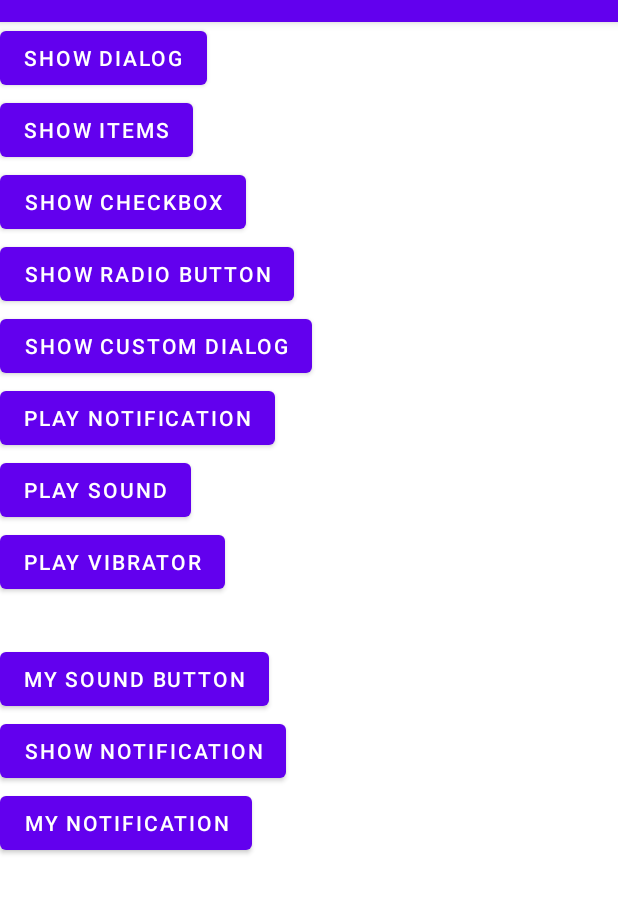
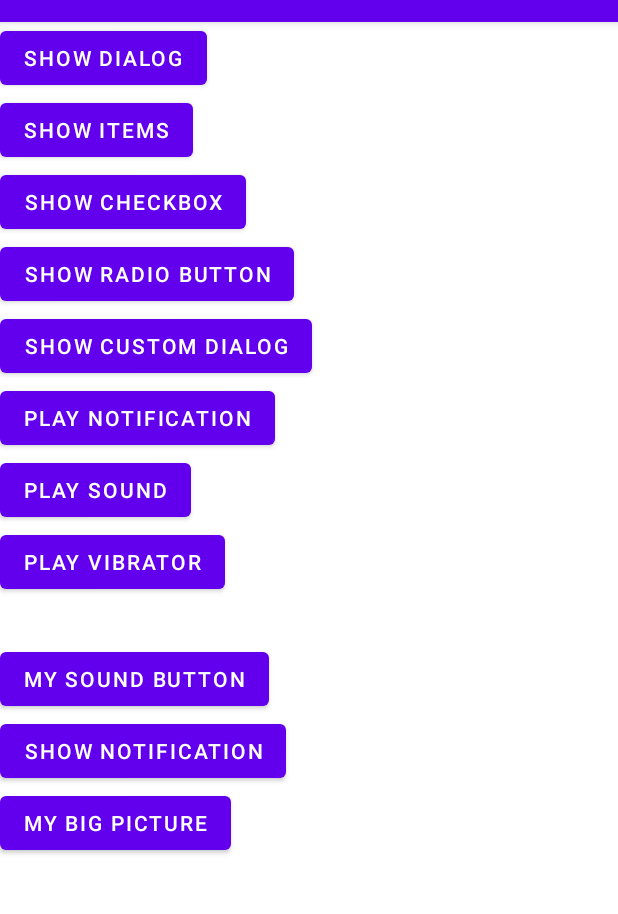
Before and after one commit to wjdgus0545/android-MyTestApp, an Android app: the screen it shows after launch (MainActivity), on a phone screen of 412 x 824 dp, the part 62-976 px from its top. Run offline under Robolectric (Android 15) with nearby library versions, the phone set to English and light mode, and no system bars.

Commit message:
ADD REMOTE INPUT ACTION & BIG PICTURE STYLE

```diff
--- a/alertdialog/src/main/java/com/example/alertdialog/MainActivity.kt
+++ b/alertdialog/src/main/java/com/example/alertdialog/MainActivity.kt
@@ -3,8 +3,11 @@ package com.example.alertdialog
 import android.app.AlertDialog
 import android.app.NotificationChannel
 import android.app.NotificationManager
+import android.app.PendingIntent
 import android.content.Context
 import android.content.DialogInterface
+import android.content.Intent
+import android.graphics.BitmapFactory
 import android.graphics.Color
 import android.media.AudioAttributes
 import android.media.MediaPlayer
@@ -18,8 +21,10 @@ import android.widget.Toast
 import androidx.annotation.RequiresApi
 import androidx.appcompat.app.AppCompatActivity
 import androidx.core.app.NotificationCompat
+import androidx.core.app.RemoteInput
 import com.example.alertdialog.databinding.ActivityMainBinding
 import com.example.alertdialog.databinding.DialogInputBinding
+import kotlin.concurrent.thread
 
 class MainActivity : AppCompatActivity() {
 
@@ -116,95 +121,83 @@ class MainActivity : AppCompatActivity() {
             player2.start()
         }
 
-        // NotificationManager, Builder 객체 변수 선언
+
+        // 알림 빌더 설정
+
         val manager = getSystemService(NOTIFICATION_SERVICE) as NotificationManager
         val builder: NotificationCompat.Builder
 
-        // 알림 빌더 설정
-        if(Build.VERSION.SDK_INT >= Build.VERSION_CODES.O) { // 오레오 버전 이상일 때 채널 필요
-            val channelId = "one-channel"
-            val channelName = "My Channel One"
+        if(Build.VERSION.SDK_INT >= Build.VERSION_CODES.O){
+
+            val channelId = "ohsopp channel"
+            val channelName = "ohsopp notification"
             val channel = NotificationChannel(
                 channelId,
                 channelName,
                 NotificationManager.IMPORTANCE_HIGH
             ).apply{
-                description = "My Channel One Description"
+                description = "오습의 알림 채널입니다."
             }
-
-            // channel.description = "My Channel One Description" 위 apply문과 동일
-            channel.setShowBadge(true)
-            val uri: Uri = RingtoneManager.getDefaultUri(RingtoneManager.TYPE_NOTIFICATION)
-            val audioAttributes = AudioAttributes.Builder()
-                .setContentType(AudioAttributes.CONTENT_TYPE_SONIFICATION)
-                .setUsage(AudioAttributes.USAGE_ALARM)
-                .build()
-            channel.setSound(uri, audioAttributes)
-            channel.enableLights(true)
-            channel.lightColor = Color.RED
-            channel.enableVibration(true)
-            channel.vibrationPattern = longArrayOf(100, 200, 100, 200)
 
             manager.createNotificationChannel(channel)
 
             builder = NotificationCompat.Builder(this, channelId)
-        } else { // 오레오 버전 미만일 때는 채널 지원하지 않음
+        } else {
             builder = NotificationCompat.Builder(this)
         }
 
 
-        builder.setSmallIcon(android.R.drawable.ic_notification_overlay)
+        builder.setContentTitle("Test title")
+        builder.setContentText("Test text")
+        builder.setSmallIcon(android.R.drawable.ic_dialog_email)
         builder.setWhen(System.currentTimeMillis())
-        builder.setContentTitle("Content Title")
-        builder.setContentText("Content Massgae")
+        builder.setAutoCancel(true)
+
+
+
+        // 알림 터치 이벤트 추가
+        val intent = Intent(this, actionActivity::class.java)
+        val pendingIntent = PendingIntent.getActivity(this, 20, intent, PendingIntent.FLAG_UPDATE_CURRENT)
+        builder.setContentIntent(pendingIntent)
+
+        // 알림에 액션 추가 네덜란드 유타 레이르담
+        val actionIntent = Intent(this, toastReceiver::class.java)
+        val actionPendingIntent = PendingIntent.getBroadcast(this, 30, actionIntent, PendingIntent.FLAG_UPDATE_CURRENT)
+
+        builder.addAction(NotificationCompat.Action.Builder(
+            0, "취소", actionPendingIntent).build()
+        ).setAutoCancel(true)
+
+        // 원격 입력 액션 추가
+        val KEY_TEXT_REPLY = "key_text_reply"
+        var replyLabel: String = "답장"
+        var remoteInput: RemoteInput = RemoteInput.Builder(KEY_TEXT_REPLY).run{
+            setLabel(replyLabel)
+            build()
+        }
+
+        val replyIntent = Intent(this, ReplyReceiver::class.java)
+        val replyPendingIntent = PendingIntent.getBroadcast(this, 40, replyIntent, PendingIntent.FLAG_UPDATE_CURRENT)
+
+        builder.addAction(
+            NotificationCompat.Action.Builder(0, "답장",
+                replyPendingIntent).addRemoteInput(remoteInput).build()
+        ).setAutoCancel(true)
 
 
         binding.button10.setOnClickListener {
 
-            // 알림 표시
             manager.notify(11, builder.build())
         }
 
-        val manager2 = getSystemService(NOTIFICATION_SERVICE) as NotificationManager
-        val builder2: NotificationCompat.Builder
 
-        if(Build.VERSION.SDK_INT >= Build.VERSION_CODES.O){
-            val channelId = "two-channel"
-            val channelName = "My second channel"
-            val channel = NotificationChannel(
-                channelId,
-                channelName,
-                NotificationManager.IMPORTANCE_HIGH
-            ).apply{
-                description = "My second channel description"
-            }
-
-            channel.setShowBadge(true)
-
-            val uri: Uri = RingtoneManager.getDefaultUri(RingtoneManager.TYPE_NOTIFICATION)
-            val audioAttributes = AudioAttributes.Builder()
-                .setContentType(AudioAttributes.CONTENT_TYPE_SONIFICATION)
-                .setUsage(AudioAttributes.USAGE_ALARM)
-                .build()
-
-            channel.setSound(uri, audioAttributes)
-            channel.vibrationPattern = longArrayOf(100, 200, 50, 100)
-
-            manager2.createNotificationChannel(channel)
-
-            builder2 = NotificationCompat.Builder(this, channelId)
-
-        } else {
-            builder2 = NotificationCompat.Builder(this)
-        }
-
-        builder2.setSmallIcon(android.R.drawable.ic_dialog_email)
-        builder2.setWhen(System.currentTimeMillis())
-        builder2.setContentTitle("My notification")
-        builder2.setContentText("I made it!")
+        val bigPicture = BitmapFactory.decodeResource(resources, R.drawable.lion1)
+        val bigStyle = NotificationCompat.BigPictureStyle()
+        bigStyle.bigPicture(bigPicture)
+        builder.setStyle(bigStyle)
 
         binding.button11.setOnClickListener {
-            manager2.notify(12, builder2.build())
+            manager.notify(12, builder.build())
         }
 
 
--- a/alertdialog/src/main/res/layout/activity_main.xml
+++ b/alertdialog/src/main/res/layout/activity_main.xml
@@ -69,5 +69,5 @@
         android:id="@+id/button11"
         android:layout_width="wrap_content"
         android:layout_height="wrap_content"
-        android:text="my notification" />
+        android:text="my big picture" />
 </LinearLayout>
```
Also changed, not shown: alertdialog/src/main/AndroidManifest.xml (+13 -0 lines), alertdialog/src/main/java/com/example/alertdialog/ReplyReceiver.kt (added, +27 -0 lines), alertdialog/src/main/java/com/example/alertdialog/actionActivity.kt (added, +11 -0 lines), alertdialog/src/main/java/com/example/alertdialog/toastReceiver.kt (added, +22 -0 lines), alertdialog/src/main/res/layout/activity_action.xml (added, +25 -0 lines).
